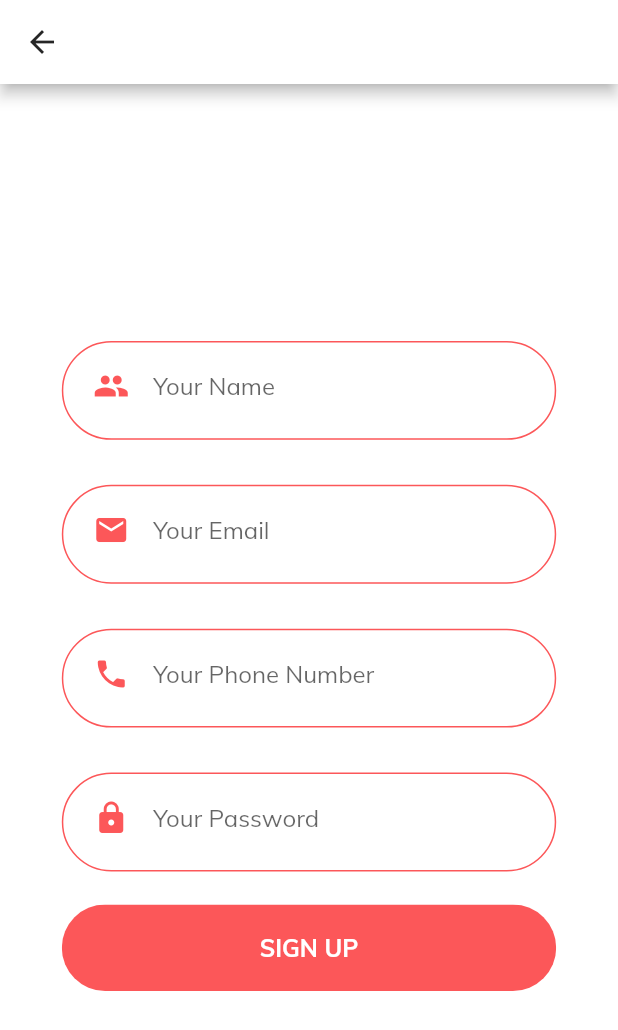
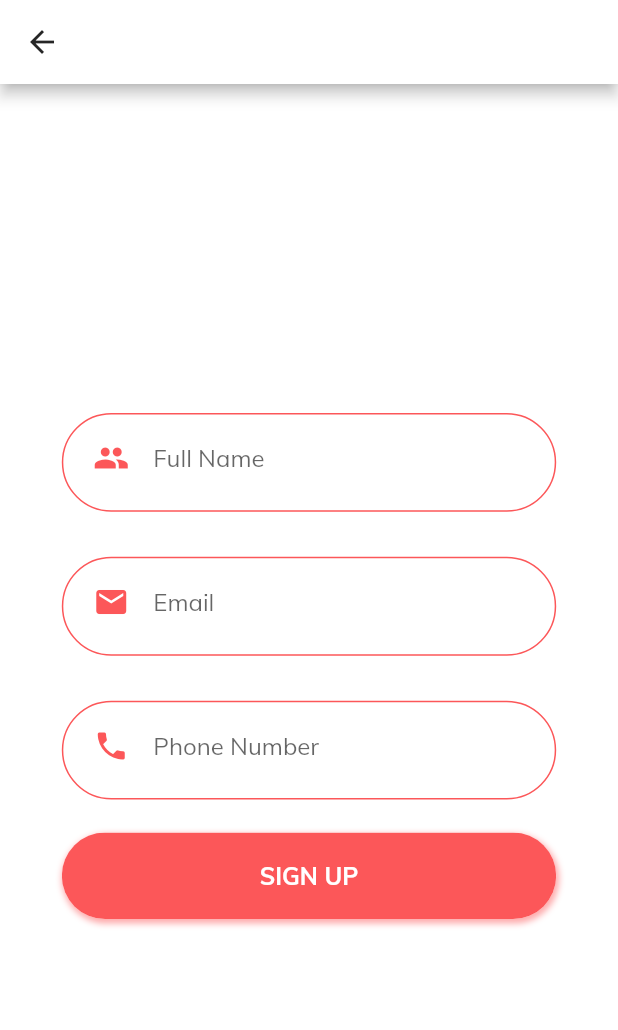
Before and after one commit to icadpratama/kurir_app, a Flutter app: the screen it shows after launch, after a tap on "REGISTER", on a phone screen of 412 x 824 dp. Shown: the top 1030 px of the screen. Run offline on Flutter 3.47's test engine with Material 2 defaults, Android fonts, the phone set to English and light mode, and no system bars; our stand-ins replace pin_input_text_field, sms_autofill.

Commit message:
Add IC Splash Screen and Firebase dependency

```diff
--- a/lib/Screens/Signup/components/body.dart
+++ b/lib/Screens/Signup/components/body.dart
@@ -2,6 +2,7 @@
 import 'package:kurirapp/Screens/Signup/components/background.dart';
 import 'package:kurirapp/components/round_input_field.dart';
 import 'package:kurirapp/components/rounded_button.dart';
+import 'package:kurirapp/constants.dart';
 
 class Body extends StatelessWidget {
   const Body({Key key}) : super(key: key);
@@ -11,7 +12,6 @@
     String username;
     String email;
     String phoneNumber;
-    String password;
 
     return Background(
       child: SingleChildScrollView(
@@ -20,7 +20,7 @@
             children: <Widget>[
               RoundedInputField(
                   icon: Icons.people,
-                  hintText: "Your Name",
+                  hintText: "Full Name",
                   obscure: false,
                   onChanged: (value) {
                     if (value.length < 1) {
@@ -32,7 +32,7 @@
               RoundedInputField(
                   icon: Icons.email,
                   inputType: TextInputType.emailAddress,
-                  hintText: "Your Email",
+                  hintText: "Email",
                   obscure: false,
                   onChanged: (value) {
                     email = value;
@@ -40,22 +40,17 @@
               RoundedInputField(
                   icon: Icons.phone,
                   inputType: TextInputType.phone,
-                  hintText: "Your Phone Number",
+                  hintText: "Phone Number",
                   obscure: false,
                   onChanged: (value) {
                     phoneNumber = value;
                   }),
-              RoundedInputField(
-                  icon: Icons.lock,
-                  hintText: "Your Password",
-                  onChanged: (value) {
-                    password = value;
-                  }),
               RoundedButton(
                   text: "SIGN UP",
+                  textColor: Colors.white,
+                  borderColor: kPrimaryColor,
                   press: () {
                     print(username);
-                    print(password);
                     print(email);
                     print(phoneNumber);
                   })
--- a/lib/Screens/Welcome/components/background.dart
+++ b/lib/Screens/Welcome/components/background.dart
@@ -19,11 +19,10 @@
         alignment: Alignment.center,
         children: <Widget>[
           Positioned(
-              top: 0,
-              left: 0,
+              top: 40,
               child: Image.asset(
-                "assets/images/main_top.png",
-                width: size.width * 0.0,
+                "assets/images/splash_bg.png",
+                width: size.width * 0.7,
               )),
           child
         ],
--- a/lib/Screens/Welcome/components/body.dart
+++ b/lib/Screens/Welcome/components/body.dart
@@ -10,24 +10,22 @@
   Widget build(BuildContext context) {
     Size size = MediaQuery.of(context).size;
     return Background(
-      child: SingleChildScrollView(
       child: Column(
-            mainAxisAlignment: MainAxisAlignment.center,
+          mainAxisAlignment: MainAxisAlignment.end,
+          crossAxisAlignment: CrossAxisAlignment.center,
           children: <Widget>[
             Center(
-                child: new Image.asset('assets/images/splash_bg.png',
-                    width: size.width * 0.7),
-              ),
-              SizedBox(height: size.height * 0.05),
-              Center(
               child: Container(
-                  padding: EdgeInsets.all(10.0),
+                padding: EdgeInsets.fromLTRB(40, 0, 0, 10),
+                child: Align(
+                  alignment: Alignment.centerLeft,
                   child: Text(
                     "Welcome to Kurir!",
                     style: TextStyle(
                         fontSize: 17,
                         fontStyle: FontStyle.normal,
                         fontWeight: FontWeight.w800),
+                  ),
                 ),
               ),
             ),
@@ -83,8 +81,8 @@
                 ),
               ),
             ),
+            SizedBox(height: size.height * 0.03),
           ]),
-      ),
     );
   }
 }
--- a/pubspec.yaml
+++ b/pubspec.yaml
@@ -34,6 +34,10 @@
   intl_phone_number_input: ^0.4.6+2
   sms_autofill: ^1.2.1
   pin_input_text_field: ^3.0.3
+  firebase_core: ^0.4.0+9
+  firebase_analytics: ^5.0.2
+  firebase_auth: ^0.14.0+5
+  cloud_firestore: ^0.12.9+5
 
 dev_dependencies:
   flutter_test:
```
Also changed, not shown: lib/Screens/Login/components/body.dart (+12 -6 lines), lib/Screens/Verify/components/body.dart (+11 -8 lines), pubspec.lock, 6 other files. Lines whose indentation alone changed are shown as unchanged.
